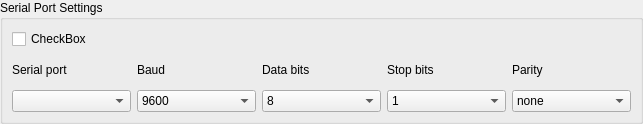
Above: forms/serialsettingswidget.ui from ed-chemnitz/qmodbus before the change. Below: the same form after it.
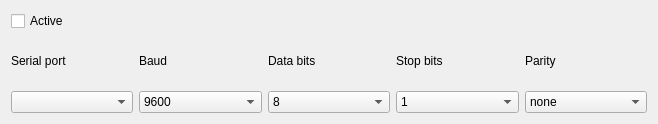
That is the form after the change.

```diff
--- a/forms/serialsettingswidget.ui
+++ b/forms/serialsettingswidget.ui
@@ -6,7 +6,7 @@
    <rect>
     <x>0</x>
     <y>0</y>
-    <width>643</width>
+    <width>658</width>
     <height>124</height>
    </rect>
   </property>
@@ -19,26 +19,11 @@
   <property name="windowTitle">
    <string>Form</string>
   </property>
-  <layout class="QHBoxLayout" name="horizontalLayout_2">
-   <property name="spacing">
-    <number>0</number>
-   </property>
-   <property name="margin">
-    <number>0</number>
-   </property>
-   <item>
-    <widget class="QGroupBox" name="groupBox">
-     <property name="styleSheet">
-      <string notr="true">background-color:&quot;cyan&quot;</string>
-     </property>
-     <property name="title">
-      <string>Serial Port Settings</string>
-     </property>
      <layout class="QGridLayout" name="gridLayout">
-      <item row="0" column="0" colspan="2">
+   <item row="0" column="0">
        <widget class="QCheckBox" name="checkBox">
         <property name="text">
-         <string>CheckBox</string>
+      <string>Active</string>
         </property>
        </widget>
       </item>
@@ -175,9 +160,6 @@
           <string>even</string>
          </property>
         </item>
-       </widget>
-      </item>
-     </layout>
     </widget>
    </item>
   </layout>
```
Lines whose indentation alone changed are shown as unchanged.
